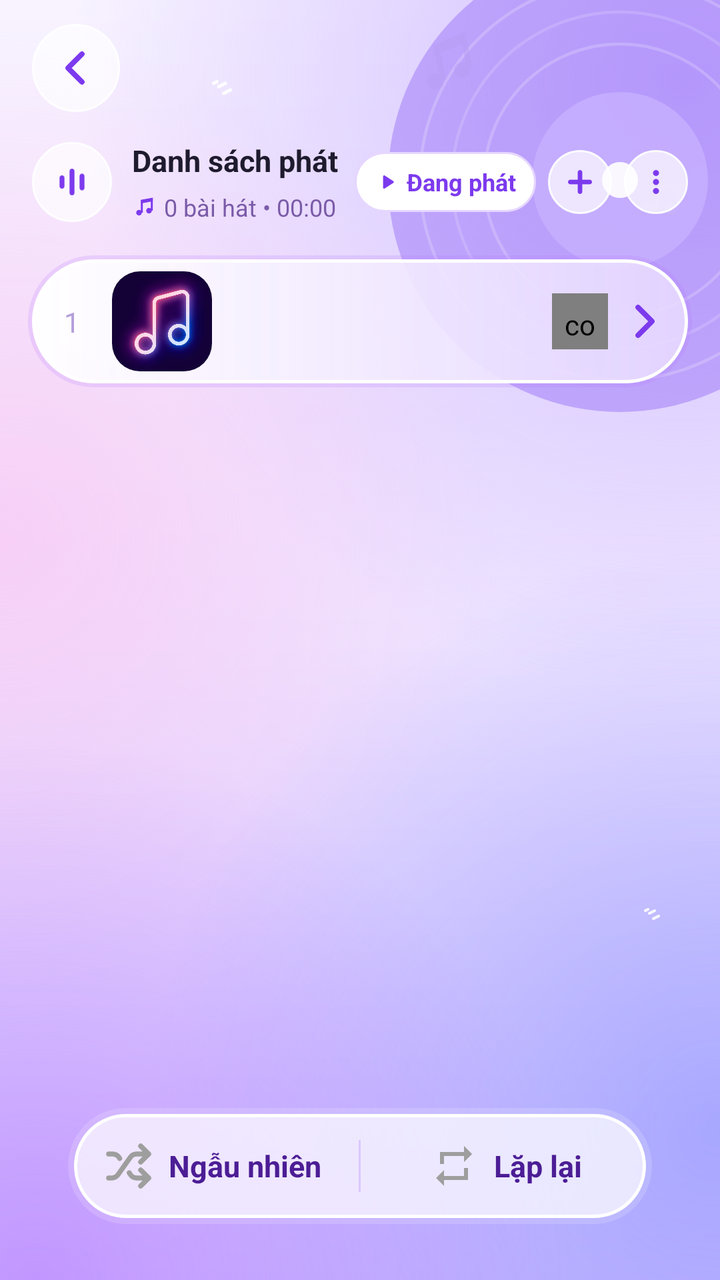
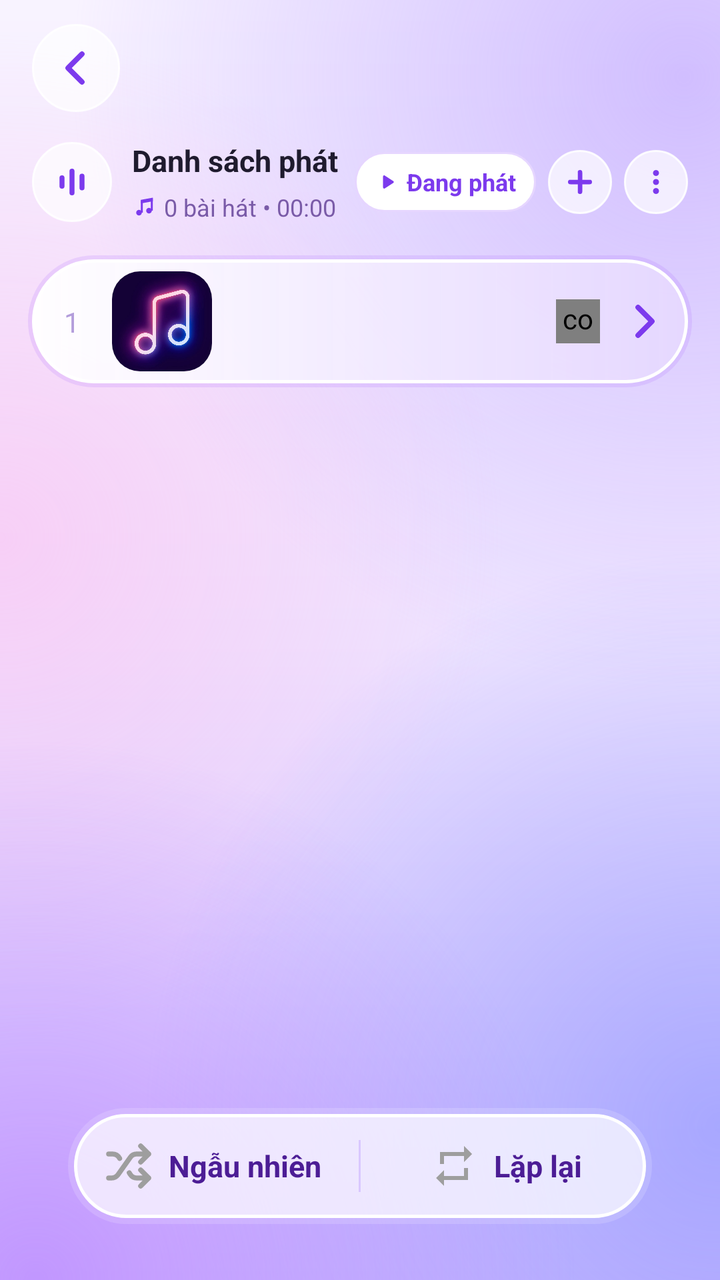

Before-and-after screenshots of an Android layout around one commit, followed by the original layout XML and the change that was made.
<!-- AndroidManifest.xml: application theme Theme.LocalMusic -->
<!-- res/layout/bottom_sheet_queue.xml -->
<?xml version="1.0" encoding="utf-8"?>
<androidx.constraintlayout.widget.ConstraintLayout xmlns:android="http://schemas.android.com/apk/res/android"
    xmlns:app="http://schemas.android.com/apk/res-auto"
    android:layout_width="match_parent"
    android:layout_height="match_parent"
    android:background="@drawable/bg_q_screen"
    android:clipChildren="true">

    
    <ImageView
        android:layout_width="240dp"
        android:layout_height="240dp"
        android:importantForAccessibility="no"
        android:src="@drawable/ic_q_vinyl"
        android:translationX="70dp"
        android:translationY="-30dp"
        app:layout_constraintEnd_toEndOf="parent"
        app:layout_constraintTop_toTopOf="parent" />

    <ImageView
        android:layout_width="34dp"
        android:layout_height="34dp"
        android:layout_marginTop="14dp"
        android:layout_marginEnd="120dp"
        android:alpha="0.55"
        android:importantForAccessibility="no"
        android:rotation="-12"
        android:src="@drawable/ic_note_double"
        app:layout_constraintEnd_toEndOf="parent"
        app:layout_constraintTop_toTopOf="parent"
        app:tint="#B79CF5" />

    <ImageView
        android:layout_width="26dp"
        android:layout_height="26dp"
        android:layout_marginTop="86dp"
        android:layout_marginEnd="16dp"
        android:alpha="0.7"
        android:importantForAccessibility="no"
        android:rotation="14"
        android:src="@drawable/ic_note_double"
        app:layout_constraintEnd_toEndOf="parent"
        app:layout_constraintTop_toTopOf="parent"
        app:tint="#C7B2F9" />

    <ImageView
        android:layout_width="20dp"
        android:layout_height="20dp"
        android:layout_marginStart="96dp"
        android:layout_marginTop="40dp"
        android:alpha="0.9"
        android:importantForAccessibility="no"
        android:src="@drawable/ic_sparkles"
        app:layout_constraintStart_toStartOf="parent"
        app:layout_constraintTop_toTopOf="parent"
        app:tint="#FFFFFF" />

    <ImageView
        android:layout_width="16dp"
        android:layout_height="16dp"
        android:layout_marginEnd="30dp"
        android:layout_marginBottom="170dp"
        android:alpha="0.9"
        android:importantForAccessibility="no"
        android:src="@drawable/ic_sparkles"
        app:layout_constraintBottom_toBottomOf="parent"
        app:layout_constraintEnd_toEndOf="parent"
        app:tint="#FFFFFF" />

    
    <ImageView
        android:id="@+id/btnBack"
        android:layout_width="44dp"
        android:layout_height="44dp"
        android:layout_marginStart="16dp"
        android:layout_marginTop="12dp"
        android:background="@drawable/bg_q_circle"
        android:padding="10dp"
        android:src="@drawable/ic_q_back"
        app:layout_constraintStart_toStartOf="parent"
        app:layout_constraintTop_toTopOf="parent" />

    
    <androidx.constraintlayout.widget.ConstraintLayout
        android:id="@+id/layoutSelectionHeader"
        android:layout_width="match_parent"
        android:layout_height="44dp"
        android:layout_marginTop="12dp"
        android:visibility="gone"
        app:layout_constraintTop_toTopOf="parent">

        <LinearLayout
            android:id="@+id/btnSelectAll"
            android:layout_width="wrap_content"
            android:layout_height="match_parent"
            android:layout_marginStart="20dp"
            android:background="?attr/selectableItemBackground"
            android:gravity="center_vertical"
            android:orientation="horizontal"
            app:layout_constraintBottom_toBottomOf="parent"
            app:layout_constraintStart_toStartOf="parent"
            app:layout_constraintTop_toTopOf="parent">

            <ImageView
                android:id="@+id/ivSelectAllIcon"
                android:layout_width="24dp"
                android:layout_height="24dp"
                android:src="@drawable/ic_check_circle_outline"
                app:tint="#7A5BA8" />

            <TextView
                android:layout_width="wrap_content"
                android:layout_height="wrap_content"
                android:layout_marginStart="8dp"
                android:text="Tất cả"
                android:textColor="#1F1B2E"
                android:textSize="15sp"
                android:textStyle="bold" />
        </LinearLayout>

        <TextView
            android:id="@+id/tvSelectedCount"
            android:layout_width="wrap_content"
            android:layout_height="wrap_content"
            android:text="Đã chọn 0"
            android:textColor="#6D28D9"
            android:textSize="14sp"
            android:textStyle="bold"
            app:layout_constraintBottom_toBottomOf="parent"
            app:layout_constraintEnd_toEndOf="parent"
            app:layout_constraintStart_toStartOf="parent"
            app:layout_constraintTop_toTopOf="parent" />

        <ImageView
            android:id="@+id/btnExitSelection"
            android:layout_width="40dp"
            android:layout_height="40dp"
            android:layout_marginEnd="4dp"
            android:background="?attr/selectableItemBackgroundBorderless"
            android:padding="8dp"
            android:src="@drawable/ic_close"
            app:layout_constraintBottom_toBottomOf="parent"
            app:layout_constraintEnd_toStartOf="@id/btnDeleteSelected"
            app:layout_constraintTop_toTopOf="parent"
            app:tint="#1F1B2E" />

        <ImageView
            android:id="@+id/btnDeleteSelected"
            android:layout_width="40dp"
            android:layout_height="40dp"
            android:layout_marginEnd="16dp"
            android:background="?attr/selectableItemBackgroundBorderless"
            android:padding="8dp"
            android:src="@drawable/ic_delete"
            app:layout_constraintBottom_toBottomOf="parent"
            app:layout_constraintEnd_toEndOf="parent"
            app:layout_constraintTop_toTopOf="parent"
            app:tint="#FF3B30" />
    </androidx.constraintlayout.widget.ConstraintLayout>

    <androidx.constraintlayout.widget.Barrier
        android:id="@+id/topBarrier"
        android:layout_width="wrap_content"
        android:layout_height="wrap_content"
        app:barrierDirection="bottom"
        app:constraint_referenced_ids="btnBack,layoutSelectionHeader" />

    
    <androidx.constraintlayout.widget.ConstraintLayout
        android:id="@+id/layoutNormalHeader"
        android:layout_width="match_parent"
        android:layout_height="wrap_content"
        android:layout_marginTop="14dp"
        app:layout_constraintTop_toBottomOf="@id/topBarrier">

        <ImageView
            android:id="@+id/ivHeaderIcon"
            android:layout_width="40dp"
            android:layout_height="40dp"
            android:layout_marginStart="16dp"
            android:background="@drawable/bg_q_circle"
            android:padding="10dp"
            android:src="@drawable/ic_eq_bars"
            app:layout_constraintBottom_toBottomOf="parent"
            app:layout_constraintStart_toStartOf="parent"
            app:layout_constraintTop_toTopOf="parent"
            app:tint="#7C3AED" />

        <LinearLayout
            android:id="@+id/titleBlock"
            android:layout_width="0dp"
            android:layout_height="wrap_content"
            android:layout_marginStart="10dp"
            android:layout_marginEnd="8dp"
            android:orientation="vertical"
            app:layout_constraintBottom_toBottomOf="parent"
            app:layout_constraintEnd_toStartOf="@id/pillPlaying"
            app:layout_constraintStart_toEndOf="@id/ivHeaderIcon"
            app:layout_constraintTop_toTopOf="parent">

            <TextView
                android:id="@+id/tvPlaylistTitle"
                android:layout_width="match_parent"
                android:layout_height="wrap_content"
                android:maxLines="1"
                android:text="Danh sách phát"
                android:textColor="#1F1B2E"
                android:textSize="18sp"
                android:textStyle="bold"
                app:autoSizeMaxTextSize="18sp"
                app:autoSizeMinTextSize="13sp"
                app:autoSizeTextType="uniform" />

            <LinearLayout
                android:layout_width="match_parent"
                android:layout_height="wrap_content"
                android:layout_marginTop="1dp"
                android:gravity="center_vertical"
                android:orientation="horizontal">

                <ImageView
                    android:layout_width="12dp"
                    android:layout_height="12dp"
                    android:src="@drawable/ic_note_double"
                    app:tint="#7C3AED" />

                <TextView
                    android:id="@+id/tvPlaylistSubtitle"
                    android:layout_width="wrap_content"
                    android:layout_height="wrap_content"
                    android:layout_marginStart="4dp"
                    android:maxLines="1"
                    android:text="0 bài hát • 00:00"
                    android:textColor="#7A5BA8"
                    android:textSize="12sp" />
            </LinearLayout>
        </LinearLayout>

        <LinearLayout
            android:id="@+id/pillPlaying"
            android:layout_width="wrap_content"
            android:layout_height="30dp"
            android:layout_marginEnd="6dp"
            android:background="@drawable/bg_pill_button_light"
            android:gravity="center_vertical"
            android:orientation="horizontal"
            android:paddingHorizontal="10dp"
            app:layout_constraintBottom_toBottomOf="parent"
            app:layout_constraintEnd_toStartOf="@id/btnAddSong"
            app:layout_constraintTop_toTopOf="parent">

            <ImageView
                android:layout_width="12dp"
                android:layout_height="12dp"
                android:src="@drawable/ic_np_play"
                app:tint="#7C3AED" />

            <TextView
                android:layout_width="wrap_content"
                android:layout_height="wrap_content"
                android:layout_marginStart="4dp"
                android:text="Đang phát"
                android:textColor="#7C3AED"
                android:textSize="12sp"
                android:textStyle="bold" />
        </LinearLayout>

        <ImageView
            android:id="@+id/btnAddSong"
            android:layout_width="32dp"
            android:layout_height="32dp"
            android:layout_marginEnd="6dp"
            android:background="@drawable/bg_q_circle"
            android:padding="7dp"
            android:src="@drawable/ic_add_purple"
            app:layout_constraintBottom_toBottomOf="parent"
            app:layout_constraintEnd_toStartOf="@id/btnMoreOptions"
            app:layout_constraintTop_toTopOf="parent"
            app:tint="#7C3AED" />

        <ImageView
            android:id="@+id/btnMoreOptions"
            android:layout_width="32dp"
            android:layout_height="32dp"
            android:layout_marginEnd="16dp"
            android:background="@drawable/bg_q_circle"
            android:padding="7dp"
            android:src="@drawable/ic_more_vert"
            app:layout_constraintBottom_toBottomOf="parent"
            app:layout_constraintEnd_toEndOf="parent"
            app:layout_constraintTop_toTopOf="parent"
            app:tint="#7C3AED" />
    </androidx.constraintlayout.widget.ConstraintLayout>

    
    <androidx.constraintlayout.widget.ConstraintLayout
        android:id="@+id/cardNowPlaying"
        android:layout_width="match_parent"
        android:layout_height="wrap_content"
        android:layout_marginHorizontal="14dp"
        android:layout_marginTop="16dp"
        android:background="@drawable/bg_q_now_card"
        android:elevation="2dp"
        android:minHeight="66dp"
        android:paddingVertical="8dp"
        app:layout_constraintTop_toBottomOf="@id/layoutNormalHeader">

        <TextView
            android:id="@+id/tvNowIndex"
            android:layout_width="28dp"
            android:layout_height="wrap_content"
            android:layout_marginStart="8dp"
            android:gravity="center"
            android:text="1"
            android:textColor="#B39DDB"
            android:textSize="14sp"
            app:layout_constraintBottom_toBottomOf="parent"
            app:layout_constraintStart_toStartOf="parent"
            app:layout_constraintTop_toTopOf="parent" />

        <androidx.cardview.widget.CardView
            android:id="@+id/cardNowCover"
            android:layout_width="50dp"
            android:layout_height="50dp"
            android:layout_marginStart="6dp"
            app:cardCornerRadius="14dp"
            app:cardElevation="0dp"
            app:layout_constraintBottom_toBottomOf="parent"
            app:layout_constraintStart_toEndOf="@id/tvNowIndex"
            app:layout_constraintTop_toTopOf="parent">

            <ImageView
                android:id="@+id/ivNowCover"
                android:layout_width="match_parent"
                android:layout_height="match_parent"
                android:scaleType="centerCrop"
                android:src="@drawable/bg_cover_default" />
        </androidx.cardview.widget.CardView>

        <LinearLayout
            android:layout_width="0dp"
            android:layout_height="wrap_content"
            android:layout_marginStart="12dp"
            android:layout_marginEnd="8dp"
            android:orientation="vertical"
            app:layout_constraintBottom_toBottomOf="parent"
            app:layout_constraintEnd_toStartOf="@id/nowBars"
            app:layout_constraintStart_toEndOf="@id/cardNowCover"
            app:layout_constraintTop_toTopOf="parent">

            <TextView
                android:id="@+id/tvNowTitle"
                android:layout_width="match_parent"
                android:layout_height="wrap_content"
                android:ellipsize="end"
                android:maxLines="1"
                android:textColor="#1F1B2E"
                android:textSize="15sp"
                android:textStyle="bold" />

            <TextView
                android:id="@+id/tvNowArtist"
                android:layout_width="match_parent"
                android:layout_height="wrap_content"
                android:layout_marginTop="2dp"
                android:ellipsize="end"
                android:maxLines="1"
                android:textColor="#7C3AED"
                android:textSize="13sp" />
        </LinearLayout>

        <com.ztrongz.localmusic.PlayingBarsView
            android:id="@+id/nowBars"
            android:layout_width="28dp"
            android:layout_height="28dp"
            android:layout_marginEnd="6dp"
            android:background="@drawable/bg_q_circle"
            android:padding="6dp"
            app:layout_constraintBottom_toBottomOf="parent"
            app:layout_constraintEnd_toStartOf="@id/ivNowChevron"
            app:layout_constraintTop_toTopOf="parent" />

        <ImageView
            android:id="@+id/ivNowChevron"
            android:layout_width="24dp"
            android:layout_height="24dp"
            android:layout_marginEnd="12dp"
            android:src="@drawable/ic_q_chevron"
            app:layout_constraintBottom_toBottomOf="parent"
            app:layout_constraintEnd_toEndOf="parent"
            app:layout_constraintTop_toTopOf="parent" />
    </androidx.constraintlayout.widget.ConstraintLayout>

    
    <androidx.recyclerview.widget.RecyclerView
        android:id="@+id/rvQueue"
        android:layout_width="match_parent"
        android:layout_height="0dp"
        android:layout_marginTop="8dp"
        android:clipToPadding="false"
        android:paddingHorizontal="14dp"
        android:paddingBottom="110dp"
        app:layout_constraintBottom_toBottomOf="parent"
        app:layout_constraintTop_toBottomOf="@id/cardNowPlaying" />

    
    <LinearLayout
        android:id="@+id/bottomBar"
        android:layout_width="match_parent"
        android:layout_height="58dp"
        android:layout_marginHorizontal="34dp"
        android:layout_marginBottom="28dp"
        android:background="@drawable/bg_q_bottom_bar"
        android:elevation="6dp"
        android:gravity="center_vertical"
        android:orientation="horizontal"
        app:layout_constraintBottom_toBottomOf="parent">

        <LinearLayout
            android:id="@+id/btnShuffleHolder"
            android:layout_width="0dp"
            android:layout_height="match_parent"
            android:layout_weight="1"
            android:gravity="center"
            android:orientation="horizontal">

            <ImageView
                android:id="@+id/btnShuffleBottom"
                android:layout_width="24dp"
                android:layout_height="24dp"
                android:src="@drawable/ic_shuffle"
                app:tint="#9E9E9E" />

            <TextView
                android:layout_width="wrap_content"
                android:layout_height="wrap_content"
                android:layout_marginStart="8dp"
                android:text="Ngẫu nhiên"
                android:textColor="#4C1D95"
                android:textSize="15sp"
                android:textStyle="bold" />
        </LinearLayout>

        <View
            android:layout_width="1dp"
            android:layout_height="26dp"
            android:background="#D9C8FF" />

        <LinearLayout
            android:id="@+id/btnRepeatHolder"
            android:layout_width="0dp"
            android:layout_height="match_parent"
            android:layout_weight="1"
            android:gravity="center"
            android:orientation="horizontal">

            <ImageView
                android:id="@+id/btnRepeatBottom"
                android:layout_width="24dp"
                android:layout_height="24dp"
                android:src="@drawable/ic_repeat"
                app:tint="#9E9E9E" />

            <TextView
                android:layout_width="wrap_content"
                android:layout_height="wrap_content"
                android:layout_marginStart="8dp"
                android:text="Lặp lại"
                android:textColor="#4C1D95"
                android:textSize="15sp"
                android:textStyle="bold" />
        </LinearLayout>
    </LinearLayout>

</androidx.constraintlayout.widget.ConstraintLayout>
<!-- resources referenced by this layout -->
<resources>
  <!-- drawable bg_pill_button_light (drawable) -->
  <?xml version="1.0" encoding="utf-8"?>
  <shape xmlns:android="http://schemas.android.com/apk/res/android">
      <solid android:color="#FFFFFF" />
      <corners android:radius="24dp" />
      <stroke android:width="1dp" android:color="#E6D6FF" />
  </shape>
  <!-- drawable bg_q_circle (drawable) -->
  <?xml version="1.0" encoding="utf-8"?>
  <shape xmlns:android="http://schemas.android.com/apk/res/android" android:shape="oval">
      <solid android:color="#B3FFFFFF" />
      <stroke android:width="1dp" android:color="#E6FFFFFF" />
  </shape>
  <!-- drawable ic_close (drawable) -->
  <vector xmlns:android="http://schemas.android.com/apk/res/android"
      android:width="24dp"
      android:height="24dp"
      android:viewportWidth="24"
      android:viewportHeight="24">
    <path
        android:fillColor="#000000"
        android:pathData="M19,6.41L17.59,5 12,10.59 6.41,5 5,6.41 10.59,12 5,17.59 6.41,19 12,13.41 17.59,19 19,17.59 13.41,12z"/>
  </vector>
  <!-- drawable ic_q_vinyl (drawable) -->
  <?xml version="1.0" encoding="utf-8"?>
  <vector xmlns:android="http://schemas.android.com/apk/res/android"
      android:width="240dp"
      android:height="240dp"
      android:viewportWidth="240"
      android:viewportHeight="240">
      <path
          android:fillColor="#668B5CF6"
          android:pathData="M120,120 m-116,0 a116,116 0 1,0 232,0 a116,116 0 1,0 -232,0" />
      <path
          android:fillColor="#00000000"
          android:pathData="M120,120 m-100,0 a100,100 0 1,0 200,0 a100,100 0 1,0 -200,0"
          android:strokeColor="#33FFFFFF"
          android:strokeWidth="1.5" />
      <path
          android:fillColor="#00000000"
          android:pathData="M120,120 m-84,0 a84,84 0 1,0 168,0 a84,84 0 1,0 -168,0"
          android:strokeColor="#26FFFFFF"
          android:strokeWidth="1.5" />
      <path
          android:fillColor="#00000000"
          android:pathData="M120,120 m-68,0 a68,68 0 1,0 136,0 a68,68 0 1,0 -136,0"
          android:strokeColor="#33FFFFFF"
          android:strokeWidth="1.5" />
      <path
          android:fillColor="#B3C9B3FF"
          android:pathData="M120,120 m-44,0 a44,44 0 1,0 88,0 a44,44 0 1,0 -88,0" />
      <path
          android:fillColor="#E6FFFFFF"
          android:pathData="M120,120 m-9,0 a9,9 0 1,0 18,0 a9,9 0 1,0 -18,0" />
  </vector>
  <!-- drawable ic_repeat (drawable) -->
  <vector xmlns:android="http://schemas.android.com/apk/res/android" android:width="24dp" android:height="24dp" android:viewportWidth="24" android:viewportHeight="24">
      <path android:fillColor="#8B3DFF" android:pathData="M7,7h10v3l4,-4 -4,-4v3H5v6h2V7zm10,10H7v-3l-4,4 4,4v-3h12v-6h-2v4z"/>
  </vector>
  <!-- drawable ic_sparkles (drawable) -->
  <vector xmlns:android="http://schemas.android.com/apk/res/android"
      android:width="24dp" android:height="24dp"
      android:viewportWidth="24" android:viewportHeight="24">
      <path android:pathData="M16,4 L20,2" android:strokeColor="#B45CFF" android:strokeWidth="2" android:strokeLineCap="round" />
      <path android:pathData="M19,8 L23,6" android:strokeColor="#CC8BFF" android:strokeWidth="2" android:strokeLineCap="round" />
      <path android:pathData="M13,2 L15,1" android:strokeColor="#DDB4FF" android:strokeWidth="2" android:strokeLineCap="round" />
  </vector>
  <style name="Theme.LocalMusic" parent="Theme.Material3.Light.NoActionBar">
          <item name="android:statusBarColor">@color/white</item>
          <item name="android:windowLightStatusBar">true</item>
          <item name="android:windowSplashScreenBackground">#000000</item>
          <item name="android:windowSplashScreenAnimatedIcon">@drawable/logo</item>
      </style>
  <color name="white">#FFFFFF</color>
  <!-- unchanged entries left out for length: 15 -->
</resources>

<!-- the commit's change to res/layout/bottom_sheet_queue.xml (unified diff, before → after) -->
@@ -5,67 +5,6 @@
     android:layout_height="match_parent"
     android:background="@drawable/bg_q_screen"
     android:clipChildren="true">
-
-    
-    <ImageView
-        android:layout_width="240dp"
-        android:layout_height="240dp"
-        android:importantForAccessibility="no"
-        android:src="@drawable/ic_q_vinyl"
-        android:translationX="70dp"
-        android:translationY="-30dp"
-        app:layout_constraintEnd_toEndOf="parent"
-        app:layout_constraintTop_toTopOf="parent" />
-
-    <ImageView
-        android:layout_width="34dp"
-        android:layout_height="34dp"
-        android:layout_marginTop="14dp"
-        android:layout_marginEnd="120dp"
-        android:alpha="0.55"
-        android:importantForAccessibility="no"
-        android:rotation="-12"
-        android:src="@drawable/ic_note_double"
-        app:layout_constraintEnd_toEndOf="parent"
-        app:layout_constraintTop_toTopOf="parent"
-        app:tint="#B79CF5" />
-
-    <ImageView
-        android:layout_width="26dp"
-        android:layout_height="26dp"
-        android:layout_marginTop="86dp"
-        android:layout_marginEnd="16dp"
-        android:alpha="0.7"
-        android:importantForAccessibility="no"
-        android:rotation="14"
-        android:src="@drawable/ic_note_double"
-        app:layout_constraintEnd_toEndOf="parent"
-        app:layout_constraintTop_toTopOf="parent"
-        app:tint="#C7B2F9" />
-
-    <ImageView
-        android:layout_width="20dp"
-        android:layout_height="20dp"
-        android:layout_marginStart="96dp"
-        android:layout_marginTop="40dp"
-        android:alpha="0.9"
-        android:importantForAccessibility="no"
-        android:src="@drawable/ic_sparkles"
-        app:layout_constraintStart_toStartOf="parent"
-        app:layout_constraintTop_toTopOf="parent"
-        app:tint="#FFFFFF" />
-
-    <ImageView
-        android:layout_width="16dp"
-        android:layout_height="16dp"
-        android:layout_marginEnd="30dp"
-        android:layout_marginBottom="170dp"
-        android:alpha="0.9"
-        android:importantForAccessibility="no"
-        android:src="@drawable/ic_sparkles"
-        app:layout_constraintBottom_toBottomOf="parent"
-        app:layout_constraintEnd_toEndOf="parent"
-        app:tint="#FFFFFF" />
 
     
     <ImageView
@@ -371,11 +310,9 @@
 
         <com.ztrongz.localmusic.PlayingBarsView
             android:id="@+id/nowBars"
-            android:layout_width="28dp"
-            android:layout_height="28dp"
-            android:layout_marginEnd="6dp"
-            android:background="@drawable/bg_q_circle"
-            android:padding="6dp"
+            android:layout_width="22dp"
+            android:layout_height="22dp"
+            android:layout_marginEnd="10dp"
             app:layout_constraintBottom_toBottomOf="parent"
             app:layout_constraintEnd_toStartOf="@id/ivNowChevron"
             app:layout_constraintTop_toTopOf="parent" />
<!-- resource entries referenced after the edit -->
@@ -23,49 +23,9 @@
         android:fillColor="#000000"
         android:pathData="M19,6.41L17.59,5 12,10.59 6.41,5 5,6.41 10.59,12 5,17.59 6.41,19 12,13.41 17.59,19 19,17.59 13.41,12z"/>
   </vector>
-  <!-- drawable ic_q_vinyl (drawable) -->
-  <?xml version="1.0" encoding="utf-8"?>
-  <vector xmlns:android="http://schemas.android.com/apk/res/android"
-      android:width="240dp"
-      android:height="240dp"
-      android:viewportWidth="240"
-      android:viewportHeight="240">
-      <path
-          android:fillColor="#668B5CF6"
-          android:pathData="M120,120 m-116,0 a116,116 0 1,0 232,0 a116,116 0 1,0 -232,0" />
-      <path
-          android:fillColor="#00000000"
-          android:pathData="M120,120 m-100,0 a100,100 0 1,0 200,0 a100,100 0 1,0 -200,0"
-          android:strokeColor="#33FFFFFF"
-          android:strokeWidth="1.5" />
-      <path
-          android:fillColor="#00000000"
-          android:pathData="M120,120 m-84,0 a84,84 0 1,0 168,0 a84,84 0 1,0 -168,0"
-          android:strokeColor="#26FFFFFF"
-          android:strokeWidth="1.5" />
-      <path
-          android:fillColor="#00000000"
-          android:pathData="M120,120 m-68,0 a68,68 0 1,0 136,0 a68,68 0 1,0 -136,0"
-          android:strokeColor="#33FFFFFF"
-          android:strokeWidth="1.5" />
-      <path
-          android:fillColor="#B3C9B3FF"
-          android:pathData="M120,120 m-44,0 a44,44 0 1,0 88,0 a44,44 0 1,0 -88,0" />
-      <path
-          android:fillColor="#E6FFFFFF"
-          android:pathData="M120,120 m-9,0 a9,9 0 1,0 18,0 a9,9 0 1,0 -18,0" />
-  </vector>
   <!-- drawable ic_repeat (drawable) -->
   <vector xmlns:android="http://schemas.android.com/apk/res/android" android:width="24dp" android:height="24dp" android:viewportWidth="24" android:viewportHeight="24">
       <path android:fillColor="#8B3DFF" android:pathData="M7,7h10v3l4,-4 -4,-4v3H5v6h2V7zm10,10H7v-3l-4,4 4,4v-3h12v-6h-2v4z"/>
-  </vector>
-  <!-- drawable ic_sparkles (drawable) -->
-  <vector xmlns:android="http://schemas.android.com/apk/res/android"
-      android:width="24dp" android:height="24dp"
-      android:viewportWidth="24" android:viewportHeight="24">
-      <path android:pathData="M16,4 L20,2" android:strokeColor="#B45CFF" android:strokeWidth="2" android:strokeLineCap="round" />
-      <path android:pathData="M19,8 L23,6" android:strokeColor="#CC8BFF" android:strokeWidth="2" android:strokeLineCap="round" />
-      <path android:pathData="M13,2 L15,1" android:strokeColor="#DDB4FF" android:strokeWidth="2" android:strokeLineCap="round" />
   </vector>
   <style name="Theme.LocalMusic" parent="Theme.Material3.Light.NoActionBar">
           <item name="android:statusBarColor">@color/white</item>
